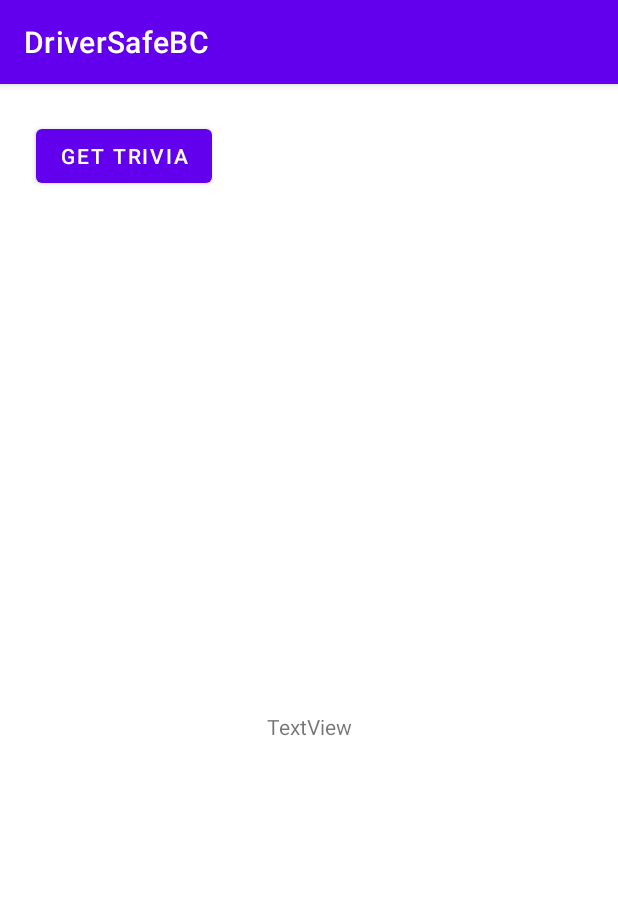
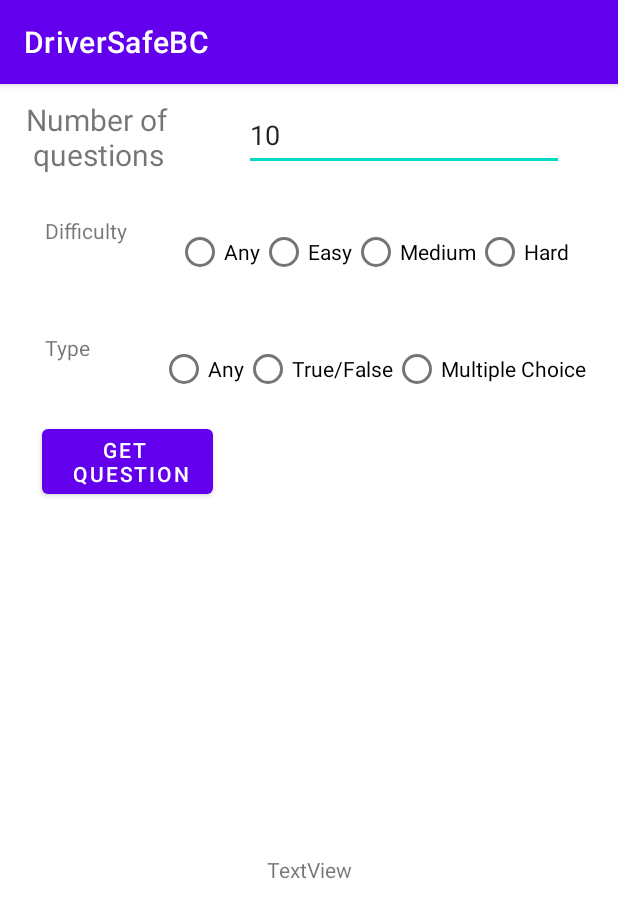
Before and after one commit to eqiowtj/DriverSafeBC, an Android app: the AtYourServiceActivity screen opened directly, with no data from a screen before it, on a phone screen of 412 x 824 dp. Shown: the top 918 px of the screen. Run offline under Robolectric (Android 15) with nearby library versions, the phone set to English and light mode, and no system bars.

Commit message:
control panel 1022 1630

```diff
--- a/app/src/main/java/edu/northeastern/driversafebc/a7atyourservice/AtYourServiceActivity.java
+++ b/app/src/main/java/edu/northeastern/driversafebc/a7atyourservice/AtYourServiceActivity.java
@@ -5,6 +5,9 @@ import androidx.appcompat.app.AppCompatActivity;
 import android.os.Bundle;
 import android.os.Handler;
 import android.view.View;
+import android.widget.EditText;
+import android.widget.RadioButton;
+import android.widget.RadioGroup;
 
 import java.util.List;
 
@@ -17,6 +20,13 @@ public class AtYourServiceActivity extends AppCompatActivity {
     private ActivityAtYourServiceBinding binding;
     private OpenTriviaService openTriviaService;
     Handler uiHandler;
+    RadioButton difficultyRadioButton, typeRadioButton;
+    RadioGroup radioGroup;
+    RadioGroup typeRadioGroup;
+    String difficulty = "easy";
+    String type = "boolean";
+    int number = 10;
+
 
     @Override
     protected void onCreate(Bundle savedInstanceState) {
@@ -26,15 +36,58 @@ public class AtYourServiceActivity extends AppCompatActivity {
 
         openTriviaService = new OpenTriviaService();
         uiHandler = new Handler();
+
+        radioGroup = binding.radioGroup;
+        typeRadioGroup = binding.typeRadioGroup;
+
     }
 
+    public void checkButton(View view){
+        EditText editText = binding.questionNumberEditText;
+        String temp = editText.getText().toString();
+        number = Integer.parseInt(temp);
+        try{
+            System.out.println(number);
+        }
+        catch (NumberFormatException ex){
+            ex.printStackTrace();
+        }
+
+        int radioDifficultyID = radioGroup.getCheckedRadioButtonId();
+        int radioTypeID = typeRadioGroup.getCheckedRadioButtonId();
+        difficultyRadioButton = findViewById(radioDifficultyID);
+        typeRadioButton = findViewById(radioTypeID);
+
+
+    }
     public void getTriviaButtonClicked(View view) {
 
-        openTriviaService.getTrivia(10, "easy", "multiple", triviaResponse -> {
+        checkButton(view);
+        if(difficultyRadioButton == (binding.difficultyEasyButton)){
+            difficulty = "easy";
+        }else if (difficultyRadioButton == binding.difficultyMeddumButton){
+            difficulty = "medium";
+        }else if (difficultyRadioButton == binding.difficultyHardButton){
+            difficulty = "hard";
+        }else if (difficultyRadioButton == binding.difficultyAnyButton){
+            difficulty = " ";
+        }
+        if (typeRadioButton == binding.typeMultiple ){
+            type = "multiple";
+        }else if (typeRadioButton == binding.typeTruefalse){
+            type = "boolean";
+        }else if (typeRadioButton == binding.typeAny){
+            type = " ";
+        }
+
+
+        openTriviaService.getTrivia(number,  difficulty, type, triviaResponse -> {
             uiHandler.post(() -> {
                 binding.textView.setText("");
                 for (Trivia t : triviaResponse.results) {
                     binding.textView.append(t.question + "\n");
+                    binding.textView.append(t.difficulty + "\n");
+                    binding.textView.append(t.type + "\n");
                 }
             });
         });
--- a/app/src/main/res/layout/activity_at_your_service.xml
+++ b/app/src/main/res/layout/activity_at_your_service.xml
@@ -6,28 +6,166 @@
     android:layout_height="match_parent"
     tools:context=".a7atyourservice.AtYourServiceActivity">
 
+
+
     <Button
         android:id="@+id/buttonGetTrivia"
         android:layout_width="wrap_content"
         android:layout_height="wrap_content"
-        android:layout_marginStart="24dp"
-        android:layout_marginTop="24dp"
+        android:layout_marginStart="28dp"
+        android:layout_marginTop="10dp"
+        android:text="get \n question"
         android:onClick="getTriviaButtonClicked"
-        android:text="Get Trivia"
         app:layout_constraintStart_toStartOf="parent"
-        app:layout_constraintTop_toTopOf="parent" />
+        app:layout_constraintTop_toBottomOf="@id/type_radio_group"
+        />
+
+    <TextView
+        android:id="@+id/textView1"
+        android:layout_width="wrap_content"
+        android:layout_height="wrap_content"
+        app:layout_constraintTop_toTopOf="parent"
+        android:text="Number of \n questions"
+
+        android:textSize="20dp"
+        android:layout_marginStart="17dp"
+        android:layout_marginTop="10dp"
+
+        app:layout_constraintStart_toStartOf="parent" />
+
+    <EditText
+        android:id="@+id/question_number_editText"
+        android:layout_width="wrap_content"
+        android:layout_height="wrap_content"
+        android:layout_marginStart="10dp"
+        android:layout_marginTop="10dp"
+        android:ems="10"
+
+        app:layout_constraintStart_toEndOf="@id/textView1"
+        app:layout_constraintTop_toTopOf="parent"
+        app:layout_constraintEnd_toEndOf="parent"
+        android:minHeight="48dp"
+        android:text="10"
+
+
+        />
+
+    <TextView
+        android:id="@+id/difficulty_text"
+        android:layout_width="wrap_content"
+        android:layout_height="wrap_content"
+        android:text="Difficulty"
+        app:layout_constraintStart_toStartOf="parent"
+        app:layout_constraintTop_toBottomOf="@id/question_number_editText"
+        android:layout_margin="30dp"
+        />
+
+    <RadioGroup
+        android:layout_width="wrap_content"
+        android:layout_height="wrap_content"
+        app:layout_constraintTop_toBottomOf="@id/question_number_editText"
+        app:layout_constraintStart_toEndOf="@id/difficulty_text"
+        android:layout_margin="30dp"
+        app:flow_horizontalAlign="center"
+        android:orientation="horizontal"
+        android:id="@+id/radio_group"
+        app:layout_constraintEnd_toEndOf="parent"
+        >
+        <RadioButton
+            android:layout_width="match_parent"
+            android:layout_height="match_parent"
+            android:id="@+id/difficulty_any_button"
+            android:text="Any"
+
+
+            />
+        <RadioButton
+            android:layout_width="match_parent"
+            android:layout_height="match_parent"
+            android:id="@+id/difficulty_easy_button"
+            android:text="Easy"
+
+            />
+        <RadioButton
+            android:layout_width="match_parent"
+            android:layout_height="match_parent"
+            android:id="@+id/difficulty_meddum_button"
+            android:text="Medium"
+
+            />
+        <RadioButton
+            android:layout_width="match_parent"
+            android:layout_height="match_parent"
+            android:id="@+id/difficulty_hard_button"
+            android:text="Hard"
+
+            />
+
+
+
+    </RadioGroup>
+    <TextView
+        android:id="@+id/type_text"
+        android:layout_width="wrap_content"
+        android:layout_height="wrap_content"
+        android:text="Type"
+        app:layout_constraintStart_toStartOf="parent"
+        app:layout_constraintTop_toBottomOf="@+id/radio_group"
+        android:layout_margin="30dp"
+        />
+    <RadioGroup
+        android:layout_width="wrap_content"
+        android:layout_height="wrap_content"
+        app:layout_constraintTop_toBottomOf="@id/radio_group"
+        app:layout_constraintStart_toEndOf="@id/difficulty_text"
+        android:layout_margin="30dp"
+        app:flow_horizontalAlign="center"
+        android:orientation="horizontal"
+        android:id="@+id/type_radio_group"
+        app:layout_constraintEnd_toEndOf="parent"
+
+
+        >
+        <RadioButton
+            android:layout_width="match_parent"
+            android:layout_height="match_parent"
+            android:id="@+id/type_any"
+            android:text="Any"
+
+
+            />
+        <RadioButton
+            android:layout_width="match_parent"
+            android:layout_height="match_parent"
+            android:id="@+id/type_truefalse"
+            android:text="True/False"
+
+            />
+        <RadioButton
+            android:layout_width="match_parent"
+            android:layout_height="match_parent"
+            android:id="@+id/type_multiple"
+            android:text="Multiple Choice"
+
+            />
+
+
+
+
+    </RadioGroup>
 
     <TextView
         android:id="@+id/textView"
         android:layout_width="wrap_content"
         android:layout_height="wrap_content"
-        android:layout_marginStart="24dp"
-        android:layout_marginTop="16dp"
-        android:layout_marginEnd="24dp"
+
         android:text="TextView"
         app:layout_constraintBottom_toBottomOf="parent"
         app:layout_constraintEnd_toEndOf="parent"
         app:layout_constraintStart_toStartOf="parent"
         app:layout_constraintTop_toBottomOf="@+id/buttonGetTrivia" />
 
+
+
+
 </androidx.constraintlayout.widget.ConstraintLayout>
```
